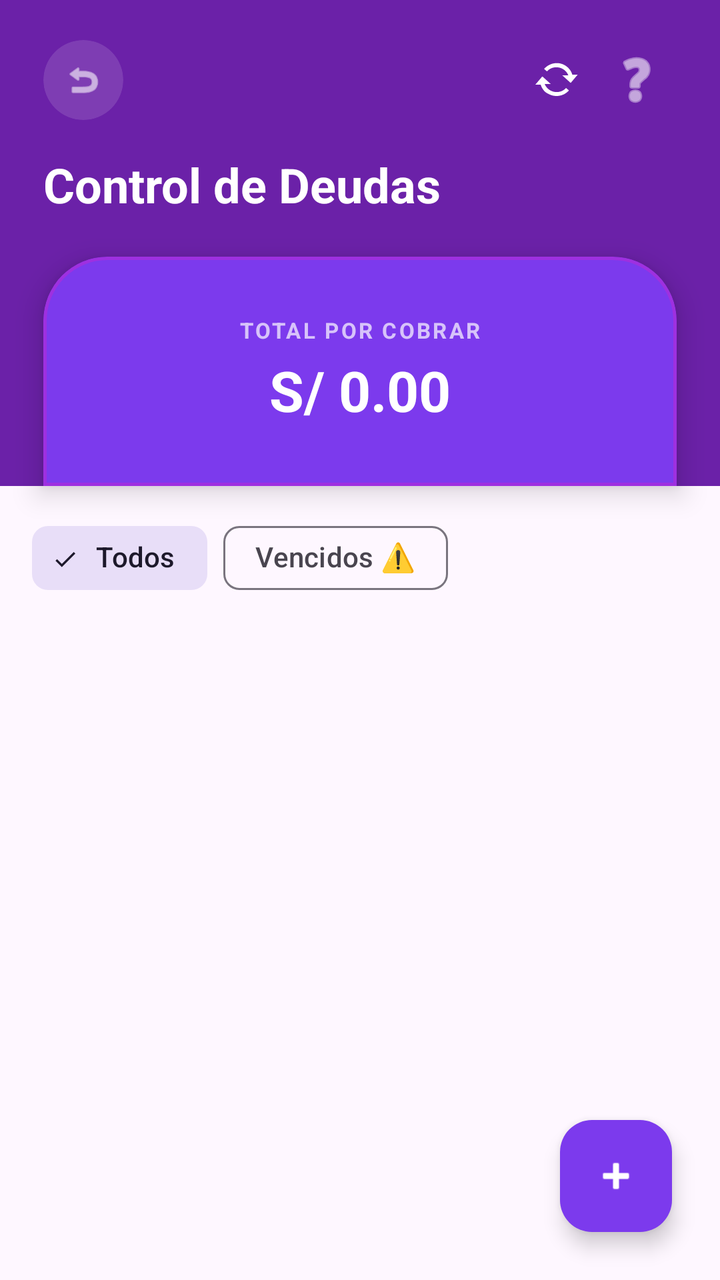
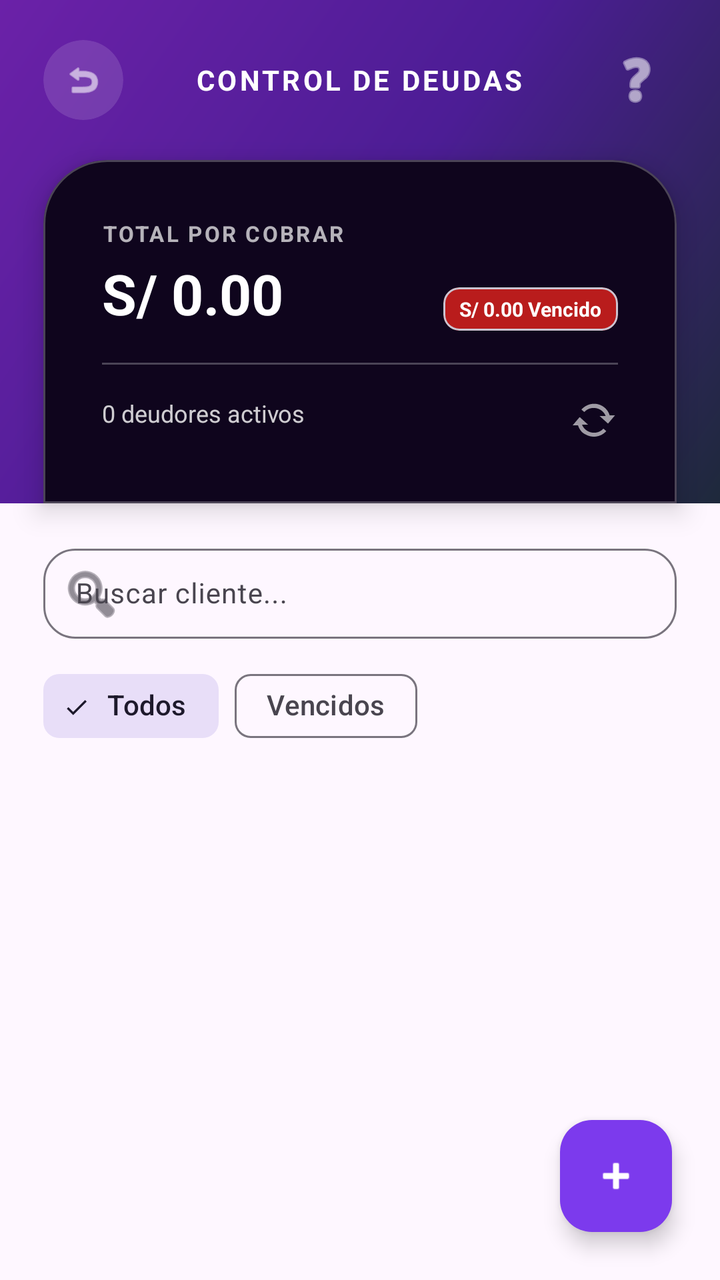

Before-and-after screenshots of an Android layout around one commit, followed by the original layout XML and the change that was made.
<!-- AndroidManifest.xml: application theme Theme.Naxor -->
<!-- res/layout/activity_deudores.xml -->
<?xml version="1.0" encoding="utf-8"?>
<androidx.constraintlayout.widget.ConstraintLayout xmlns:android="http://schemas.android.com/apk/res/android"
    xmlns:app="http://schemas.android.com/apk/res-auto"
    android:layout_width="match_parent"
    android:layout_height="match_parent"
    android:background="?attr/colorSurface">

    
    <androidx.constraintlayout.widget.Guideline
        android:id="@+id/guidelineLeft"
        android:layout_width="wrap_content"
        android:layout_height="wrap_content"
        android:orientation="vertical"
        app:layout_constraintGuide_percent="0.06" />

    <androidx.constraintlayout.widget.Guideline
        android:id="@+id/guidelineRight"
        android:layout_width="wrap_content"
        android:layout_height="wrap_content"
        android:orientation="vertical"
        app:layout_constraintGuide_percent="0.94" />

    
    <View
        android:id="@+id/topHeaderBackgroundDeudores"
        android:layout_width="match_parent"
        android:layout_height="0dp"
        android:background="#6B21A8"
        app:layout_constraintBottom_toBottomOf="@id/cardTotalDeuda"
        app:layout_constraintTop_toTopOf="parent" />

    
    <LinearLayout
        android:id="@+id/headerDeudores"
        android:layout_width="0dp"
        android:layout_height="wrap_content"
        android:orientation="vertical"
        android:paddingTop="20dp"
        app:layout_constraintEnd_toEndOf="@id/guidelineRight"
        app:layout_constraintStart_toStartOf="@id/guidelineLeft"
        app:layout_constraintTop_toTopOf="parent">

        <RelativeLayout
            android:layout_width="match_parent"
            android:layout_height="wrap_content">

            <com.google.android.material.card.MaterialCardView
                android:id="@+id/btnBackDeudores"
                android:layout_width="40dp"
                android:layout_height="40dp"
                android:clickable="true"
                android:focusable="true"
                app:cardBackgroundColor="#20FFFFFF"
                app:cardCornerRadius="20dp"
                app:cardElevation="0dp"
                app:strokeWidth="0dp">

                <ImageView
                    android:layout_width="20dp"
                    android:layout_height="20dp"
                    android:layout_gravity="center"
                    android:src="@android:drawable/ic_menu_revert"
                    app:tint="@android:color/white" />
            </com.google.android.material.card.MaterialCardView>

            <ImageButton
                android:id="@+id/btnSyncIndicator"
                android:layout_width="40dp"
                android:layout_height="40dp"
                android:layout_toStartOf="@id/btnHelpDeudores"
                android:background="?attr/selectableItemBackgroundBorderless"
                android:src="@android:drawable/stat_notify_sync"
                app:tint="@android:color/white" />

            <ImageButton
                android:id="@+id/btnHelpDeudores"
                android:layout_width="40dp"
                android:layout_height="40dp"
                android:layout_alignParentEnd="true"
                android:background="?attr/selectableItemBackgroundBorderless"
                android:src="@android:drawable/ic_menu_help"
                app:tint="@android:color/white" />
        </RelativeLayout>

        <TextView
            android:layout_width="wrap_content"
            android:layout_height="wrap_content"
            android:layout_marginTop="16dp"
            android:text="Control de Deudas"
            android:textColor="@android:color/white"
            android:textSize="24sp"
            android:textStyle="bold" />
    </LinearLayout>

    
    <com.google.android.material.card.MaterialCardView
        android:id="@+id/cardTotalDeuda"
        android:layout_width="0dp"
        android:layout_height="wrap_content"
        android:layout_marginTop="20dp"
        app:cardBackgroundColor="@color/purple_600"
        app:cardElevation="8dp"
        app:layout_constraintEnd_toEndOf="@id/guidelineRight"
        app:layout_constraintStart_toStartOf="@id/guidelineLeft"
        app:layout_constraintTop_toBottomOf="@id/headerDeudores"
        app:shapeAppearance="@style/ShapeAppearance.App.Card.TopRounded"
        app:strokeColor="#80C026D3"
        app:strokeWidth="1.5dp">

        <LinearLayout
            android:layout_width="match_parent"
            android:layout_height="wrap_content"
            android:gravity="center"
            android:orientation="vertical"
            android:padding="20dp">

            <TextView
                android:layout_width="wrap_content"
                android:layout_height="wrap_content"
                android:alpha="0.7"
                android:text="TOTAL POR COBRAR"
                android:textColor="@android:color/white"
                android:textSize="11sp"
                android:textStyle="bold"
                android:letterSpacing="0.1" />

            <TextView
                android:id="@+id/tvTotalDeudaGlobal"
                android:layout_width="wrap_content"
                android:layout_height="wrap_content"
                android:layout_marginTop="4dp"
                android:text="S/ 0.00"
                android:textColor="@android:color/white"
                android:textSize="28sp"
                android:textStyle="bold" />
        </LinearLayout>
    </com.google.android.material.card.MaterialCardView>

    
    <LinearLayout
        android:id="@+id/layoutDeudoresFilters"
        android:layout_width="match_parent"
        android:layout_height="wrap_content"
        android:orientation="horizontal"
        android:paddingHorizontal="16dp"
        android:paddingVertical="12dp"
        android:gravity="center_vertical"
        app:layout_constraintTop_toBottomOf="@id/cardTotalDeuda">

        <com.google.android.material.chip.ChipGroup
            android:id="@+id/chipGroupDebtorFilters"
            android:layout_width="0dp"
            android:layout_height="wrap_content"
            android:layout_weight="1"
            app:singleSelection="true"
            app:selectionRequired="true">
            <com.google.android.material.chip.Chip
                android:id="@+id/chipFilterAll"
                style="@style/Widget.Material3.Chip.Filter"
                android:layout_width="wrap_content"
                android:layout_height="wrap_content"
                android:text="Todos"
                android:checked="true" />
            <com.google.android.material.chip.Chip
                android:id="@+id/chipFilterOverdue"
                style="@style/Widget.Material3.Chip.Filter"
                android:layout_width="wrap_content"
                android:layout_height="wrap_content"
                android:text="Vencidos ⚠️" />
        </com.google.android.material.chip.ChipGroup>

        <com.google.android.material.button.MaterialButton
            android:id="@+id/btnMassReminder"
            style="@style/Widget.Material3.Button.TonalButton"
            android:layout_width="wrap_content"
            android:layout_height="wrap_content"
            android:text="Recordar a todos"
            android:textSize="11sp"
            android:visibility="gone"
            app:icon="@android:drawable/ic_menu_send"
            app:iconSize="16dp" />
    </LinearLayout>

    <androidx.recyclerview.widget.RecyclerView
        android:id="@+id/rvDeudores"
        android:layout_width="match_parent"
        android:layout_height="0dp"
        android:clipToPadding="false"
        android:paddingBottom="100dp"
        app:layout_constraintBottom_toBottomOf="parent"
        app:layout_constraintTop_toBottomOf="@id/layoutDeudoresFilters" />

    <com.google.android.material.floatingactionbutton.FloatingActionButton
        android:id="@+id/fabAddDeudor"
        android:layout_width="wrap_content"
        android:layout_height="wrap_content"
        android:layout_margin="24dp"
        android:src="@android:drawable/ic_input_add"
        app:layout_constraintBottom_toBottomOf="parent"
        app:layout_constraintEnd_toEndOf="parent"
        app:tint="@android:color/white"
        app:backgroundTint="@color/purple_600" />

    
    <LinearLayout
        android:id="@+id/layoutEmptyDeudores"
        android:layout_width="wrap_content"
        android:layout_height="wrap_content"
        android:gravity="center"
        android:orientation="vertical"
        android:visibility="gone"
        app:layout_constraintBottom_toBottomOf="parent"
        app:layout_constraintEnd_toEndOf="parent"
        app:layout_constraintStart_toStartOf="parent"
        app:layout_constraintTop_toBottomOf="@id/layoutDeudoresFilters">

        <ImageView
            android:layout_width="100dp"
            android:layout_height="100dp"
            android:src="@android:drawable/ic_menu_recent_history"
            android:alpha="0.3" />

        <TextView
            android:layout_width="wrap_content"
            android:layout_height="wrap_content"
            android:layout_marginTop="16dp"
            android:text="¡Felicidades! Nadie te debe"
            android:textColor="?attr/colorOnSurfaceVariant"
            android:textStyle="bold" />
    </LinearLayout>

</androidx.constraintlayout.widget.ConstraintLayout>
<!-- resources referenced by this layout -->
<resources>
  <color name="purple_600">#7C3AED</color>
  <style name="ShapeAppearance.App.Card.TopRounded" parent="ShapeAppearance.Material3.MediumComponent">
          <item name="cornerFamily">rounded</item>
          <item name="cornerSizeTopLeft">32dp</item>
          <item name="cornerSizeTopRight">32dp</item>
          <item name="cornerSizeBottomLeft">0dp</item>
          <item name="cornerSizeBottomRight">0dp</item>
      </style>
  <style name="Theme.Naxor" parent="Base.Theme.Naxor" />
  <style name="Base.Theme.Naxor" parent="Theme.Material3.DayNight.NoActionBar">
          
          
      </style>
</resources>

<!-- the commit's change to res/layout/activity_deudores.xml (unified diff, before → after) -->
@@ -25,7 +25,7 @@
         android:id="@+id/topHeaderBackgroundDeudores"
         android:layout_width="match_parent"
         android:layout_height="0dp"
-        android:background="#6B21A8"
+        android:background="@drawable/bg_header_purple_gradient"
         app:layout_constraintBottom_toBottomOf="@id/cardTotalDeuda"
         app:layout_constraintTop_toTopOf="parent" />
 
@@ -63,14 +63,15 @@
                     app:tint="@android:color/white" />
             </com.google.android.material.card.MaterialCardView>
 
-            <ImageButton
-                android:id="@+id/btnSyncIndicator"
-                android:layout_width="40dp"
-                android:layout_height="40dp"
-                android:layout_toStartOf="@id/btnHelpDeudores"
-                android:background="?attr/selectableItemBackgroundBorderless"
-                android:src="@android:drawable/stat_notify_sync"
-                app:tint="@android:color/white" />
+            <TextView
+                android:layout_width="wrap_content"
+                android:layout_height="wrap_content"
+                android:layout_centerInParent="true"
+                android:text="CONTROL DE DEUDAS"
+                android:textColor="@android:color/white"
+                android:textSize="14sp"
+                android:textStyle="bold"
+                android:letterSpacing="0.1" />
 
             <ImageButton
                 android:id="@+id/btnHelpDeudores"
@@ -81,15 +82,6 @@
                 android:src="@android:drawable/ic_menu_help"
                 app:tint="@android:color/white" />
         </RelativeLayout>
-
-        <TextView
-            android:layout_width="wrap_content"
-            android:layout_height="wrap_content"
-            android:layout_marginTop="16dp"
-            android:text="Control de Deudas"
-            android:textColor="@android:color/white"
-            android:textSize="24sp"
-            android:textStyle="bold" />
     </LinearLayout>
 
     
@@ -98,97 +90,187 @@
         android:layout_width="0dp"
         android:layout_height="wrap_content"
         android:layout_marginTop="20dp"
-        app:cardBackgroundColor="@color/purple_600"
+        app:cardBackgroundColor="@color/midnight_purple"
         app:cardElevation="8dp"
         app:layout_constraintEnd_toEndOf="@id/guidelineRight"
         app:layout_constraintStart_toStartOf="@id/guidelineLeft"
         app:layout_constraintTop_toBottomOf="@id/headerDeudores"
         app:shapeAppearance="@style/ShapeAppearance.App.Card.TopRounded"
-        app:strokeColor="#80C026D3"
-        app:strokeWidth="1.5dp">
+        app:strokeColor="@color/glass_border"
+        app:strokeWidth="1dp">
 
         <LinearLayout
             android:layout_width="match_parent"
             android:layout_height="wrap_content"
-            android:gravity="center"
             android:orientation="vertical"
             android:padding="20dp">
 
-            <TextView
-                android:layout_width="wrap_content"
-                android:layout_height="wrap_content"
-                android:alpha="0.7"
-                android:text="TOTAL POR COBRAR"
-                android:textColor="@android:color/white"
-                android:textSize="11sp"
-                android:textStyle="bold"
-                android:letterSpacing="0.1" />
-
-            <TextView
-                android:id="@+id/tvTotalDeudaGlobal"
-                android:layout_width="wrap_content"
-                android:layout_height="wrap_content"
-                android:layout_marginTop="4dp"
-                android:text="S/ 0.00"
-                android:textColor="@android:color/white"
-                android:textSize="28sp"
-                android:textStyle="bold" />
+            <LinearLayout
+                android:layout_width="match_parent"
+                android:layout_height="wrap_content"
+                android:orientation="horizontal"
+                android:gravity="bottom">
+
+                <LinearLayout
+                    android:layout_width="0dp"
+                    android:layout_height="wrap_content"
+                    android:layout_weight="1"
+                    android:orientation="vertical">
+                    <TextView
+                        android:layout_width="wrap_content"
+                        android:layout_height="wrap_content"
+                        android:alpha="0.7"
+                        android:text="TOTAL POR COBRAR"
+                        android:textColor="@android:color/white"
+                        android:textSize="11sp"
+                        android:textStyle="bold"
+                        android:letterSpacing="0.1" />
+                    <TextView
+                        android:id="@+id/tvTotalDeudaGlobal"
+                        android:layout_width="wrap_content"
+                        android:layout_height="wrap_content"
+                        android:layout_marginTop="4dp"
+                        android:text="S/ 0.00"
+                        android:textColor="@android:color/white"
+                        android:textSize="28sp"
+                        android:textStyle="bold" />
+                </LinearLayout>
+
+                <com.google.android.material.card.MaterialCardView
+                    android:layout_width="wrap_content"
+                    android:layout_height="wrap_content"
+                    app:cardBackgroundColor="@color/red_700"
+                    app:cardCornerRadius="8dp"
+                    app:cardElevation="0dp">
+                    <TextView
+                        android:id="@+id/tvMontoVencidoGlobal"
+                        android:layout_width="wrap_content"
+                        android:layout_height="wrap_content"
+                        android:paddingHorizontal="8dp"
+                        android:paddingVertical="4dp"
+                        android:text="S/ 0.00 Vencido"
+                        android:textColor="@android:color/white"
+                        android:textSize="10sp"
+                        android:textStyle="bold" />
+                </com.google.android.material.card.MaterialCardView>
+            </LinearLayout>
+
+            <View
+                android:layout_width="match_parent"
+                android:layout_height="1dp"
+                android:layout_marginVertical="16dp"
+                android:background="@color/glass_border" />
+
+            <LinearLayout
+                android:layout_width="match_parent"
+                android:layout_height="wrap_content"
+                android:orientation="horizontal">
+
+                <TextView
+                    android:id="@+id/tvCountDeudores"
+                    android:layout_width="0dp"
+                    android:layout_height="wrap_content"
+                    android:layout_weight="1"
+                    android:text="0 deudores activos"
+                    android:textColor="@android:color/white"
+                    android:textSize="12sp"
+                    android:alpha="0.8" />
+
+                <ImageButton
+                    android:id="@+id/btnSyncIndicator"
+                    android:layout_width="24dp"
+                    android:layout_height="24dp"
+                    android:background="?attr/selectableItemBackgroundBorderless"
+                    android:src="@android:drawable/stat_notify_sync"
+                    app:tint="@android:color/white"
+                    android:alpha="0.6" />
+            </LinearLayout>
         </LinearLayout>
     </com.google.android.material.card.MaterialCardView>
 
     
     <LinearLayout
-        android:id="@+id/layoutDeudoresFilters"
-        android:layout_width="match_parent"
-        android:layout_height="wrap_content"
-        android:orientation="horizontal"
-        android:paddingHorizontal="16dp"
-        android:paddingVertical="12dp"
-        android:gravity="center_vertical"
+        android:id="@+id/layoutSearchDeudores"
+        android:layout_width="0dp"
+        android:layout_height="wrap_content"
+        android:layout_marginTop="16dp"
+        android:orientation="vertical"
+        app:layout_constraintEnd_toEndOf="@id/guidelineRight"
+        app:layout_constraintStart_toStartOf="@id/guidelineLeft"
         app:layout_constraintTop_toBottomOf="@id/cardTotalDeuda">
 
-        <com.google.android.material.chip.ChipGroup
-            android:id="@+id/chipGroupDebtorFilters"
-            android:layout_width="0dp"
+        <com.google.android.material.textfield.TextInputLayout
+            android:id="@+id/tilSearchDeudor"
+            style="@style/Widget.Material3.TextInputLayout.OutlinedBox.Dense"
+            android:layout_width="match_parent"
             android:layout_height="wrap_content"
-            android:layout_weight="1"
-            app:singleSelection="true"
-            app:selectionRequired="true">
-            <com.google.android.material.chip.Chip
-                android:id="@+id/chipFilterAll"
-                style="@style/Widget.Material3.Chip.Filter"
+            android:hint="Buscar cliente..."
+            app:startIconDrawable="@android:drawable/ic_menu_search"
+            app:endIconMode="clear_text"
+            app:boxCornerRadiusTopStart="16dp"
+            app:boxCornerRadiusTopEnd="16dp"
+            app:boxCornerRadiusBottomStart="16dp"
+            app:boxCornerRadiusBottomEnd="16dp">
+
+            <com.google.android.material.textfield.TextInputEditText
+                android:id="@+id/etSearchDeudor"
+                android:layout_width="match_parent"
+                android:layout_height="wrap_content"
+                android:inputType="textPersonName"
+                android:textSize="14sp" />
+        </com.google.android.material.textfield.TextInputLayout>
+
+        <LinearLayout
+            android:layout_width="match_parent"
+            android:layout_height="wrap_content"
+            android:layout_marginTop="8dp"
+            android:orientation="horizontal"
+            android:gravity="center_vertical">
+
+            <com.google.android.material.chip.ChipGroup
+                android:id="@+id/chipGroupDebtorFilters"
+                android:layout_width="0dp"
+                android:layout_height="wrap_content"
+                android:layout_weight="1"
+                app:singleSelection="true"
+                app:selectionRequired="true">
+                <com.google.android.material.chip.Chip
+                    android:id="@+id/chipFilterAll"
+                    style="@style/Widget.Material3.Chip.Filter"
+                    android:layout_width="wrap_content"
+                    android:layout_height="wrap_content"
+                    android:text="Todos"
+                    android:checked="true" />
+                <com.google.android.material.chip.Chip
+                    android:id="@+id/chipFilterOverdue"
+                    style="@style/Widget.Material3.Chip.Filter"
+                    android:layout_width="wrap_content"
+                    android:layout_height="wrap_content"
+                    android:text="Vencidos" />
+            </com.google.android.material.chip.ChipGroup>
+
+            <com.google.android.material.button.MaterialButton
+                android:id="@+id/btnMassReminder"
+                style="@style/Widget.Material3.Button.TonalButton"
                 android:layout_width="wrap_content"
                 android:layout_height="wrap_content"
-                android:text="Todos"
-                android:checked="true" />
-            <com.google.android.material.chip.Chip
-                android:id="@+id/chipFilterOverdue"
-                style="@style/Widget.Material3.Chip.Filter"
-                android:layout_width="wrap_content"
-                android:layout_height="wrap_content"
-                android:text="Vencidos ⚠️" />
-        </com.google.android.material.chip.ChipGroup>
-
-        <com.google.android.material.button.MaterialButton
-            android:id="@+id/btnMassReminder"
-            style="@style/Widget.Material3.Button.TonalButton"
-            android:layout_width="wrap_content"
-            android:layout_height="wrap_content"
-            android:text="Recordar a todos"
-            android:textSize="11sp"
-            android:visibility="gone"
-            app:icon="@android:drawable/ic_menu_send"
-            app:iconSize="16dp" />
+                android:text="Avisar a todos"
+                android:textSize="10sp"
+                android:visibility="gone"
+                app:icon="@android:drawable/ic_menu_send"
+                app:iconSize="14dp" />
+        </LinearLayout>
     </LinearLayout>
 
     <androidx.recyclerview.widget.RecyclerView
         android:id="@+id/rvDeudores"
         android:layout_width="match_parent"
         android:layout_height="0dp"
+        android:layout_marginTop="8dp"
         android:clipToPadding="false"
         android:paddingBottom="100dp"
         app:layout_constraintBottom_toBottomOf="parent"
-        app:layout_constraintTop_toBottomOf="@id/layoutDeudoresFilters" />
+        app:layout_constraintTop_toBottomOf="@id/layoutSearchDeudores" />
 
     <com.google.android.material.floatingactionbutton.FloatingActionButton
         android:id="@+id/fabAddDeudor"
@@ -212,7 +294,7 @@
         app:layout_constraintBottom_toBottomOf="parent"
         app:layout_constraintEnd_toEndOf="parent"
         app:layout_constraintStart_toStartOf="parent"
-        app:layout_constraintTop_toBottomOf="@id/layoutDeudoresFilters">
+        app:layout_constraintTop_toBottomOf="@id/layoutSearchDeudores">
 
         <ImageView
             android:layout_width="100dp"
<!-- resource entries referenced after the edit -->
@@ -1,6 +1,18 @@
 <!-- resources referenced by this layout -->
 <resources>
+  <color name="glass_border">#40FFFFFF</color>
+  <color name="midnight_purple">#0F051D</color>
   <color name="purple_600">#7C3AED</color>
+  <color name="red_700">#B91C1C</color>
+  <!-- drawable bg_header_purple_gradient (drawable) -->
+  <?xml version="1.0" encoding="utf-8"?>
+  <shape xmlns:android="http://schemas.android.com/apk/res/android">
+      <gradient
+          android:startColor="#6B21A8"
+          android:centerColor="#4C1D95"
+          android:endColor="#1E293B"
+          android:angle="315" />
+  </shape>
   <style name="ShapeAppearance.App.Card.TopRounded" parent="ShapeAppearance.Material3.MediumComponent">
           <item name="cornerFamily">rounded</item>
           <item name="cornerSizeTopLeft">32dp</item>
